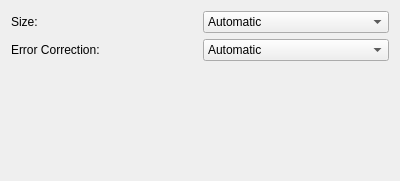
Before: the Qt Designer form frontend_qt/grpHX.ui in zint/zint, drawn with Qt 5.
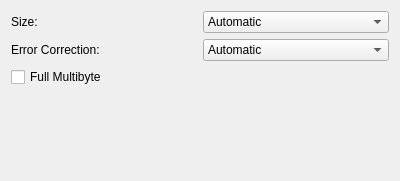
After: the same form once the commit is applied.

What changed in the file:
```diff
--- a/frontend_qt/grpHX.ui
+++ b/frontend_qt/grpHX.ui
@@ -505,6 +505,19 @@
      </item>
     </layout>
    </item>
+   <item>
+    <widget class="QCheckBox" name="chkHXFullMultibyte">
+     <property name="text">
+      <string>Full Multibyte</string>
+     </property>
+     <property name="checked">
+      <bool>false</bool>
+     </property>
+     <property name="toolTip">
+      <string>Use Hanzi multibyte encoding for binary and Latin data</string>
+     </property>
+    </widget>
+   </item>
    <item>
     <spacer name="verticalSpacer">
      <property name="orientation">
```
